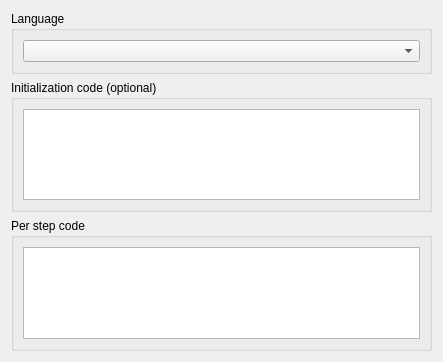
This is SQLiteStudio3/coreSQLiteStudio/plugins/populatescript.ui in pawelsalawa/sqlitestudio as Qt 5 draws it before an edit. The edited form follows.
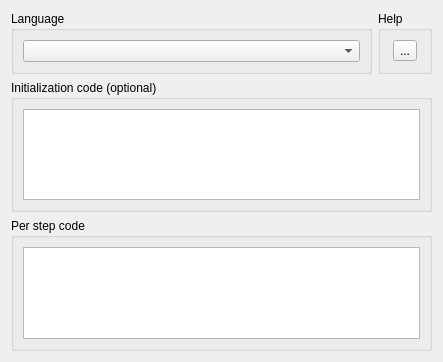
This is the edited form.

Commit message: Help button for PopulateScript. Support for custom icons and URLs to open from dynamic properties.

What changed in the file:
```diff
--- a/SQLiteStudio3/coreSQLiteStudio/plugins/populatescript.ui
+++ b/SQLiteStudio3/coreSQLiteStudio/plugins/populatescript.ui
@@ -19,27 +19,8 @@
     <height>360</height>
    </size>
   </property>
-  <layout class="QVBoxLayout" name="verticalLayout">
-   <item>
-    <widget class="QGroupBox" name="langGroup">
-     <property name="title">
-      <string>Language</string>
-     </property>
-     <layout class="QVBoxLayout" name="verticalLayout_3">
-      <item>
-       <widget class="QComboBox" name="langCombo">
-        <property name="cfg" stdset="0">
-         <string>PopulateScript.Language</string>
-        </property>
-        <property name="ScriptingLangCombo" stdset="0">
-         <bool>true</bool>
-        </property>
-       </widget>
-      </item>
-     </layout>
-    </widget>
-   </item>
-   <item>
+  <layout class="QGridLayout" name="gridLayout">
+   <item row="1" column="0" colspan="2">
     <widget class="QGroupBox" name="initCodeGroup">
      <property name="title">
       <string>Initialization code (optional)</string>
@@ -58,7 +39,7 @@
      </layout>
     </widget>
    </item>
-   <item>
+   <item row="2" column="0" colspan="2">
     <widget class="QGroupBox" name="codeGroup">
      <property name="title">
       <string>Per step code</string>
@@ -77,6 +58,53 @@
      </layout>
     </widget>
    </item>
+   <item row="0" column="0">
+    <widget class="QGroupBox" name="langGroup">
+     <property name="sizePolicy">
+      <sizepolicy hsizetype="Expanding" vsizetype="Preferred">
+       <horstretch>0</horstretch>
+       <verstretch>0</verstretch>
+      </sizepolicy>
+     </property>
+     <property name="title">
+      <string>Language</string>
+     </property>
+     <layout class="QVBoxLayout" name="verticalLayout_3">
+      <item>
+       <widget class="QComboBox" name="langCombo">
+        <property name="cfg" stdset="0">
+         <string>PopulateScript.Language</string>
+        </property>
+        <property name="ScriptingLangCombo" stdset="0">
+         <bool>true</bool>
+        </property>
+       </widget>
+      </item>
+     </layout>
+    </widget>
+   </item>
+   <item row="0" column="1">
+    <widget class="QGroupBox" name="groupBox">
+     <property name="title">
+      <string>Help</string>
+     </property>
+     <layout class="QHBoxLayout" name="horizontalLayout">
+      <item>
+       <widget class="QToolButton" name="toolButton">
+        <property name="text">
+         <string>...</string>
+        </property>
+        <property name="openUrl" stdset="0">
+         <string>http://sqlitestudio.pl/wiki/index.php/Official_plugins#Script_.28built-in.29</string>
+        </property>
+        <property name="customIcon" stdset="0">
+         <string>help</string>
+        </property>
+       </widget>
+      </item>
+     </layout>
+    </widget>
+   </item>
   </layout>
  </widget>
  <resources/>
```
The commit also changes 7 other files.
